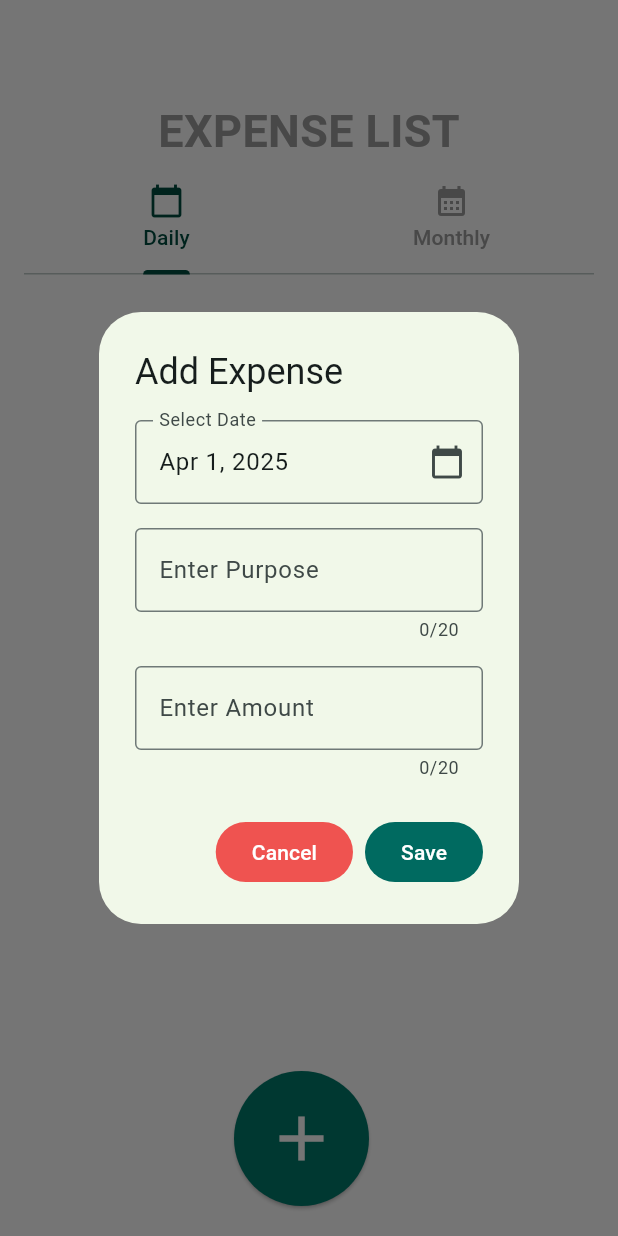
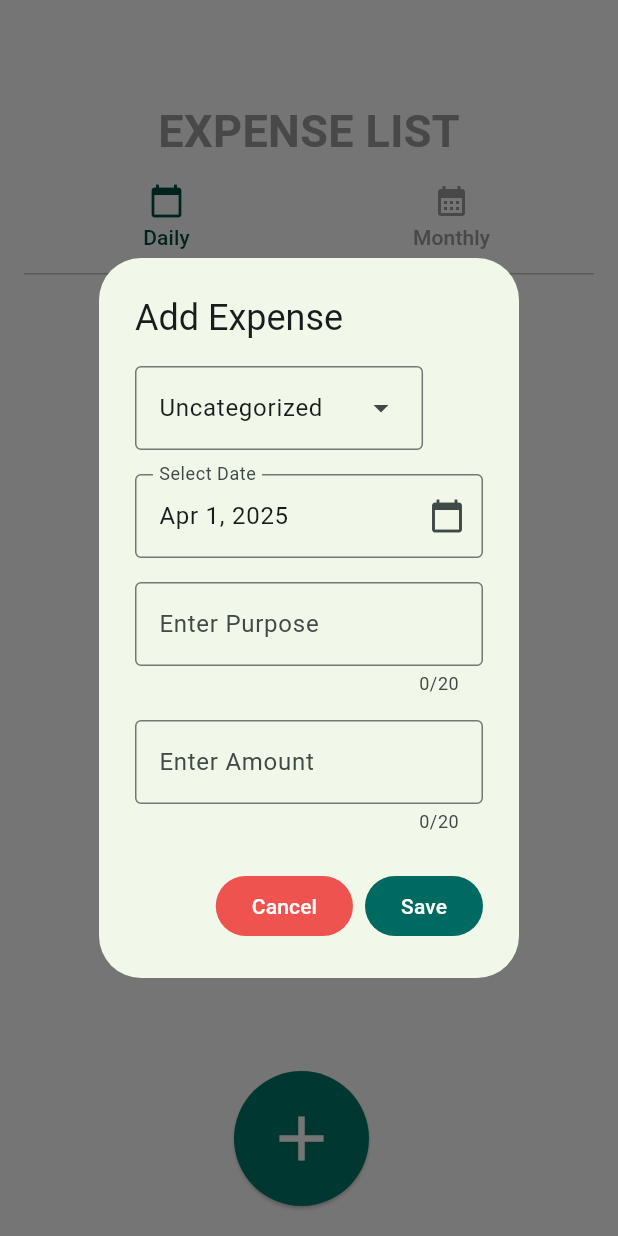
Before and after one commit to arvinsumohid/money-manage, a Flutter app: the screen it shows after launch, after a tap on the "add" icon, on a phone screen of 412 x 824 dp. Run offline on Flutter 3.47's test engine with Material 3 defaults, Android fonts, the phone set to English and light mode, and no system bars; our stand-ins replace hive_flutter; accounts and stored records are empty.

Commit message:
add category but for now static

```diff
--- a/lib/components/expense/expense_popup_form.dart
+++ b/lib/components/expense/expense_popup_form.dart
@@ -1,8 +1,10 @@
+import 'dart:collection';
+
 import 'package:flutter/material.dart';
 import 'package:intl/intl.dart';
 
 class ExpensePopupForm extends StatefulWidget {
-  final void Function(String, String, double, [int?]) submitFunc;
+  final void Function(String, String, double, String, [int?]) submitFunc;
   final Map<String, dynamic> updateData;
 
   ExpensePopupForm({required this.submitFunc, this.updateData = const {}});
@@ -14,9 +16,26 @@ class ExpensePopupForm extends StatefulWidget {
 class ExpensePopupFormState extends State<ExpensePopupForm> {
   final purposeController = TextEditingController();
   final amountController = TextEditingController();
+  final categoryController = TextEditingController();
   int hiveIndex = 0;
   bool isUpdate = false;
   DateTime selectedDate = DateTime.now();
+  static List<String> category = [
+    'Uncategorized',
+    'Bills',
+    'Wants',
+    'Investments',
+    'Tithe'
+  ];
+  String dropdownValue = category.first;
+
+  final List<DropdownMenuEntry<String>> dropdownMenuEntries;
+
+  ExpensePopupFormState()
+      : dropdownMenuEntries = category
+            .map<DropdownMenuEntry<String>>(
+                (String name) => DropdownMenuEntry(value: name, label: name))
+            .toList();
 
   @override
   void initState() {
@@ -27,6 +46,7 @@ class ExpensePopupFormState extends State<ExpensePopupForm> {
           DateFormat('MMM d, yyyy').parse(widget.updateData['date'] ?? '');
       purposeController.text = widget.updateData['purpose'] ?? '';
       amountController.text = widget.updateData['amount'] ?? '';
+      categoryController.text = widget.updateData['category'] ?? '';
       isUpdate = true;
       hiveIndex = int.parse(widget.updateData['index']) ?? 0;
     }
@@ -57,6 +77,24 @@ class ExpensePopupFormState extends State<ExpensePopupForm> {
       content: Column(
         mainAxisSize: MainAxisSize.min,
         children: [
+          Container(
+            width: double.infinity,
+            constraints:
+                BoxConstraints(minWidth: double.infinity), // Force full width
+            child: DropdownMenu<String>(
+              controller: categoryController,
+              initialSelection: categoryController.text != ''
+                  ? categoryController.text
+                  : category.first,
+              onSelected: (String? value) {
+                setState(() {
+                  dropdownValue = value!;
+                });
+              },
+              dropdownMenuEntries: dropdownMenuEntries,
+            ),
+          ),
+          SizedBox(height: 16),
           TextField(
             readOnly: true,
             controller: TextEditingController(
@@ -107,6 +145,7 @@ class ExpensePopupFormState extends State<ExpensePopupForm> {
           onPressed: () {
             final String purpose = purposeController.text;
             final String amountText = amountController.text;
+            final String selectedCategory = categoryController.text;
 
             if (purpose.isEmpty || amountText.isEmpty) {
               ScaffoldMessenger.of(context).showSnackBar(
@@ -124,7 +163,7 @@ class ExpensePopupFormState extends State<ExpensePopupForm> {
               return;
             }
             widget.submitFunc(DateFormat('MMM d, yyyy').format(selectedDate),
-                purpose, amount, hiveIndex);
+                purpose, amount, selectedCategory, hiveIndex);
 
             Navigator.of(context).pop();
           },
--- a/lib/components/expense/list.dart
+++ b/lib/components/expense/list.dart
@@ -39,6 +39,9 @@ class _ExpenseListState extends State<ExpenseList> {
                     date: expense['date'],
                     purpose: expense['purpose'],
                     amount: expense['amount'],
+                    category: (expense.length > 3)
+                        ? expense['category']
+                        : 'Uncategorized',
                     onDelete: (index) {
                       widget.onDelete(index);
                     },
--- a/lib/components/expense/tab_bar_view.dart
+++ b/lib/components/expense/tab_bar_view.dart
@@ -20,6 +20,14 @@ class _ExpenseTabBarViewState extends State<ExpenseTabBarView> {
   late Map<String, List<Map<String, dynamic>>> expenseMapMonthly;
   late Map<String, double> totalAmountPerDate;
   late Map<String, double> totalAmountPerMonth;
+  late Map<String, Map<String, double>> categoryExpenses;
+  static List<String> defaultCategory = [
+    'Uncategorized',
+    'Bills',
+    'Wants',
+    'Investments',
+    'Tithe'
+  ];
 
   @override
   void initState() {
@@ -34,6 +42,7 @@ class _ExpenseTabBarViewState extends State<ExpenseTabBarView> {
     expenseMapMonthly = {};
     totalAmountPerDate = {};
     totalAmountPerMonth = {};
+    categoryExpenses = {};
 
     _processExpenseData();
   }
@@ -52,6 +61,7 @@ class _ExpenseTabBarViewState extends State<ExpenseTabBarView> {
       'date': expense[0],
       'purpose': expense[1],
       'amount': expense[2],
+      'category': (expense.length > 3) ? expense[3] : 'Uncategorized',
     });
   }
 
@@ -64,7 +74,6 @@ class _ExpenseTabBarViewState extends State<ExpenseTabBarView> {
     }
 
     totalAmountPerMonth[month] = totalAmountPerMonth[month]! + expense[2];
-
     expenseMapMonthly[month]!.add({
       'index': index,
       'month': DateFormat('MMMM')
@@ -72,7 +81,26 @@ class _ExpenseTabBarViewState extends State<ExpenseTabBarView> {
       'date': expense[0],
       'purpose': expense[1],
       'amount': expense[2],
+      'category': (expense.length > 3) ? expense[3] : 'Uncategorized',
     });
+  }
+
+  void calculateCategoryExpenses(List expense) {
+    final month = expense[0].split(' ')[0]; // Get only the month (e.g., 'Feb')
+    final category = (expense.length > 3) ? expense[3] : 'Uncategorized';
+
+    if (categoryExpenses[month] == null) {
+      categoryExpenses[month] = {
+        'Uncategorized': 0.0,
+        'Bills': 0.0,
+        'Wants': 0.0,
+        'Investments': 0.0,
+        'Tithe': 0.0
+      };
+    }
+
+    categoryExpenses[month]![category] =
+        categoryExpenses[month]![category]! + expense[2];
   }
 
   // Function to process the expense data
@@ -88,6 +116,9 @@ class _ExpenseTabBarViewState extends State<ExpenseTabBarView> {
 
       // Add expense to monthly map
       monthlyExpenseList(index, expense, date);
+
+      // Calculate category expenses
+      calculateCategoryExpenses(expense);
     });
   }
 
@@ -146,6 +177,7 @@ class _ExpenseTabBarViewState extends State<ExpenseTabBarView> {
                 date: entry.value[0]['date'],
                 expenseList: entry.value,
                 totalAmount: totalAmountPerDate[entry.key]!,
+                categoryExpenses: categoryExpenses[entry.key] ?? {},
                 onDelete: widget.onDelete,
                 onDeleteList: ([list]) {
                   widget.onDeleteList(list);
@@ -159,6 +191,8 @@ class _ExpenseTabBarViewState extends State<ExpenseTabBarView> {
   Widget _buildMonthlyExpenseList(
       Map<String, List<Map<String, dynamic>>> sortedExpenseMapMonthly,
       Map<String, double> totalAmountPerMonth) {
+    print('TAB BAR VIEW');
+
     return sortedExpenseMapMonthly.isEmpty
         ? Center(
             child: Text(
@@ -170,12 +204,13 @@ class _ExpenseTabBarViewState extends State<ExpenseTabBarView> {
             ),
           )
         : ListView(
-            children: sortedExpenseMapMonthly.entries.map((entry) {
+            children: sortedExpenseMapMonthly.entries.toList().map((entry) {
               return ExpenseExpansion(
                 type: 'monthly',
                 date: entry.value[0]['month'],
                 expenseList: entry.value,
                 totalAmount: totalAmountPerMonth[entry.key]!,
+                categoryExpenses: categoryExpenses[entry.key] ?? {},
                 onDelete: widget.onDelete,
                 onDeleteList: ([list]) {
                   widget.onDeleteList(list);
--- a/lib/components/sticky_btn.dart
+++ b/lib/components/sticky_btn.dart
@@ -5,8 +5,9 @@ import 'package:hive_flutter/hive_flutter.dart';
 class StickyBtn extends StatelessWidget {
   final _expenseList = Hive.box('expenseList');
 
-  void writeData(String date, String purpose, double amount, [int? index]) {
-    _expenseList.add([date, purpose, amount]);
+  void writeData(String date, String purpose, double amount, String category,
+      [int? index]) {
+    _expenseList.add([date, purpose, amount, category]);
   }
 
   @override
```
Also changed, not shown: lib/components/expense/expansion.dart (+59 -0 lines), lib/components/expense/list_row.dart (+6 -2 lines), 1 other file.
